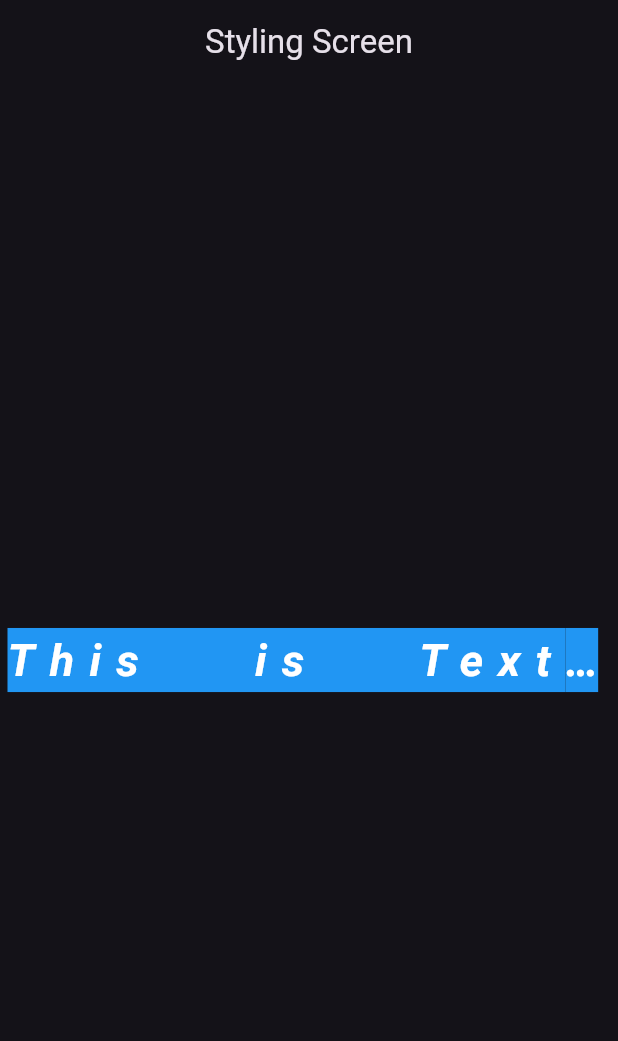
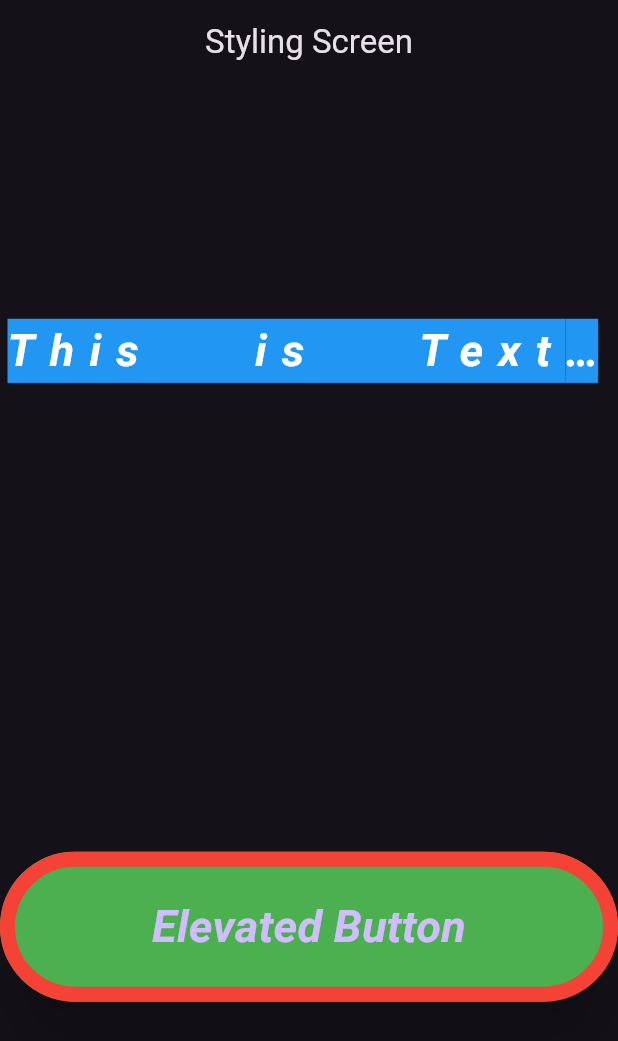
Before and after one commit to Hassanulhaq52/Fast-Track-Flutter, a Flutter app: the screen it shows after launch, on a phone screen of 412 x 824 dp. Shown: the top 1041 px of the screen. Run offline on Flutter 3.47's test engine with Material 3 defaults, Android fonts, the phone set to English and light mode, and no system bars.

Commit message:
Button Style.

```diff
--- a/lib/styling_responsiveness/styling_screen.dart
+++ b/lib/styling_responsiveness/styling_screen.dart
@@ -10,14 +10,14 @@ class StylingScreen extends StatelessWidget {
         title: Text('Styling Screen'),
         centerTitle: true,
       ),
-      body: Column(
-        mainAxisAlignment: MainAxisAlignment.center,
+      body: Center(
+        child: Column(
+          mainAxisAlignment: MainAxisAlignment.spaceAround,
           crossAxisAlignment: CrossAxisAlignment.center,
           children: [
             // Center(child: Text('This is Styling Screen.',style: Theme.of(context).textTheme.headlineLarge,),),
 
-          Center(
-            child: Text(
+            Text(
               'This is Text Style',
               style: TextStyle(
                 backgroundColor: Colors.blue,
@@ -28,12 +28,29 @@ class StylingScreen extends StatelessWidget {
                 letterSpacing: 10,
                 overflow: TextOverflow.ellipsis,
                 wordSpacing: 50,
+              ),
+            ),
+
+            ElevatedButton(
+              onPressed: () {},
+              style: ElevatedButton.styleFrom(
+                backgroundColor: Colors.green,
+                fixedSize: Size(450, 100),
+                side: BorderSide(width: 10,color: Colors.red),
+                elevation: 20,
 
               ),
+              child: const Text(
+                'Elevated Button',
+                style: TextStyle(
+                    fontSize: 30,
+                    fontWeight: FontWeight.bold,
+                    fontStyle: FontStyle.italic),
               ),
             )
           ],
         ),
+      ),
     );
   }
 }
```
Lines whose indentation alone changed are shown as unchanged.
